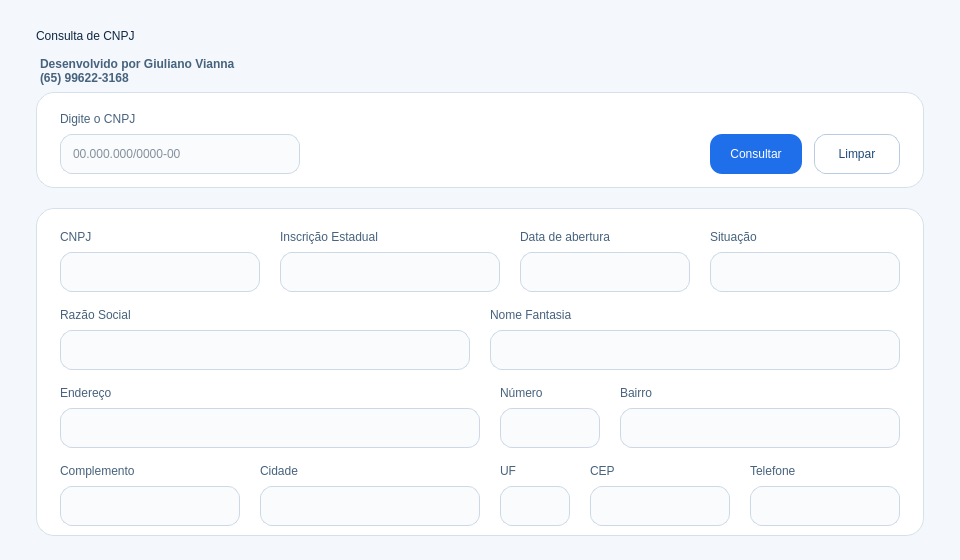
Before: the Qt Designer form consulta_cnpj.ui in GiulianoVianna/Consulta_CNPJ, drawn with Qt 5.
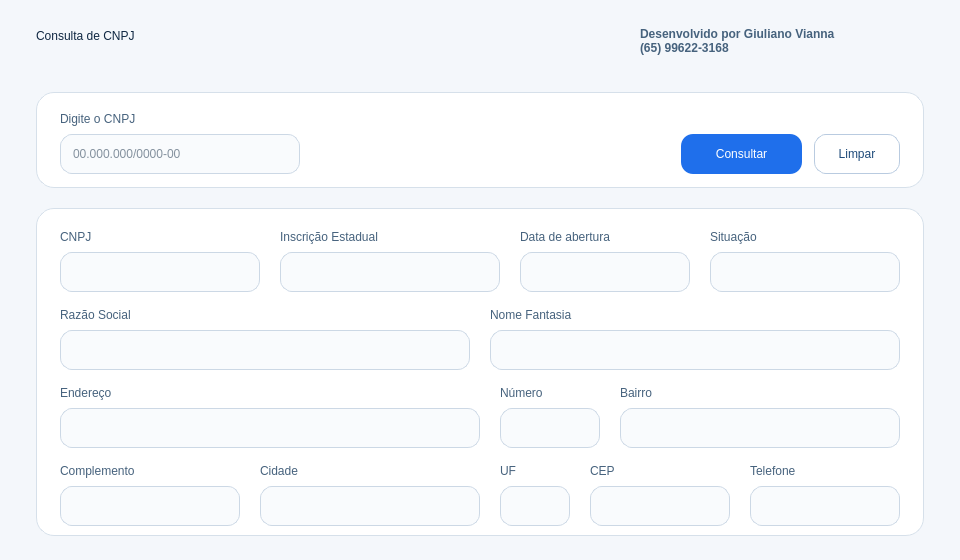
After: the same form once the commit is applied.

Commit message: Atualiza caminhos de arquivos e ajusta geometria de widgets na interface

Diff of the .ui file:
```diff
--- a/consulta_cnpj.ui
+++ b/consulta_cnpj.ui
@@ -140,9 +140,9 @@
    <widget class="QPushButton" name="bt_consultar">
     <property name="geometry">
      <rect>
-      <x>674</x>
+      <x>645</x>
       <y>42</y>
-      <width>92</width>
+      <width>121</width>
       <height>40</height>
      </rect>
     </property>
@@ -551,9 +551,9 @@
   <widget class="QLabel" name="lb_rsocial_12">
    <property name="geometry">
     <rect>
-     <x>40</x>
-     <y>50</y>
-     <width>340</width>
+     <x>640</x>
+     <y>20</y>
+     <width>281</width>
      <height>42</height>
     </rect>
    </property>
```
The commit also changes 1 other file.
